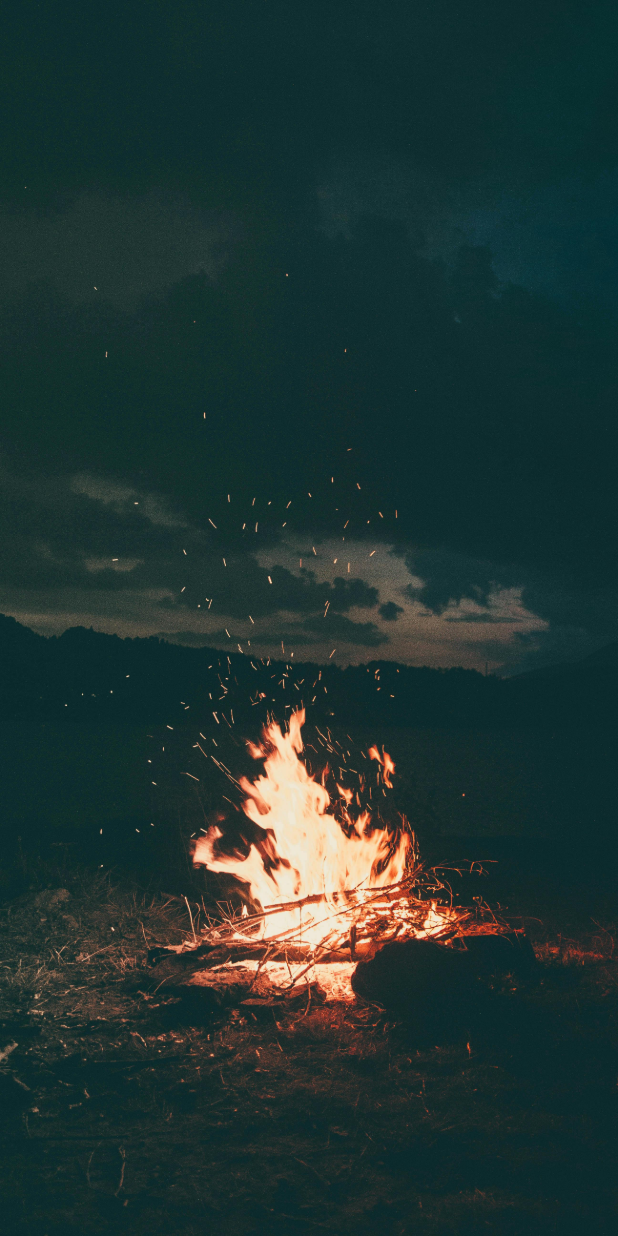
After one commit to Mateoap00/curso_flutter_01, a Flutter app: the screen it shows after launch, after a tap on "Background", on a phone screen of 412 x 824 dp. The commit adds this screen. Run offline on Flutter 3.47's test engine with Material 3 defaults, Android fonts, the phone set to English and light mode, and no system bars.

Commit message:
Add BackgroundPage and update onPressed event in Home

```diff
--- /dev/null
+++ b/lib/background.dart
@@ -0,0 +1,19 @@
+import 'package:flutter/material.dart';
+
+class BackgroundPage extends StatelessWidget {
+  const BackgroundPage({super.key});
+
+  @override
+  Widget build(BuildContext context) {
+    return Scaffold(
+      body: Container(
+        decoration: const BoxDecoration(
+          image: DecorationImage(
+            image: AssetImage('assets/images/background.jpg'),
+            fit: BoxFit.cover,
+          ),
+        ),
+      ),
+    );
+  }
+}
--- a/lib/home.dart
+++ b/lib/home.dart
@@ -1,5 +1,6 @@
 import 'package:flutter/material.dart';
 import 'package:curso_flutter_01/dashboard.dart';
+import 'package:curso_flutter_01/background.dart';
 import 'package:curso_flutter_01/pagina_con_estado.dart';
 
 class Home extends StatelessWidget {
@@ -9,6 +10,14 @@ class Home extends StatelessWidget {
     Navigator.of(context).push(MaterialPageRoute(
       builder: (context) {
         return const Dashboard();
+      },
+    ));
+  }
+
+  void _onPressedBackground(BuildContext context) {
+    Navigator.of(context).push(MaterialPageRoute(
+      builder: (context) {
+        return const BackgroundPage();
       },
     ));
   }
@@ -100,9 +109,9 @@ class Home extends StatelessWidget {
                   const SizedBox(width: 10.0),
                   MaterialButton(
                     onPressed: () {
-                      _onPressedDashboard(context);
+                      _onPressedBackground(context);
                     },
-                    child: const Text("Cerrar sesión"),
+                    child: const Text("Background"),
                     color: Colors.amber,
                   ),
                 ],
--- a/pubspec.yaml
+++ b/pubspec.yaml
@@ -59,9 +59,8 @@ flutter:
   uses-material-design: true
 
   # To add assets to your application, add an assets section, like this:
-  # assets:
-  #   - images/a_dot_burr.jpeg
-  #   - images/a_dot_ham.jpeg
+  assets:
+    - assets/images/background.jpg
 
   # An image asset can refer to one or more resolution-specific "variants", see
   # https://flutter.dev/assets-and-images/#resolution-aware
```
Also changed, not shown: assets/images/background.jpg (added).
